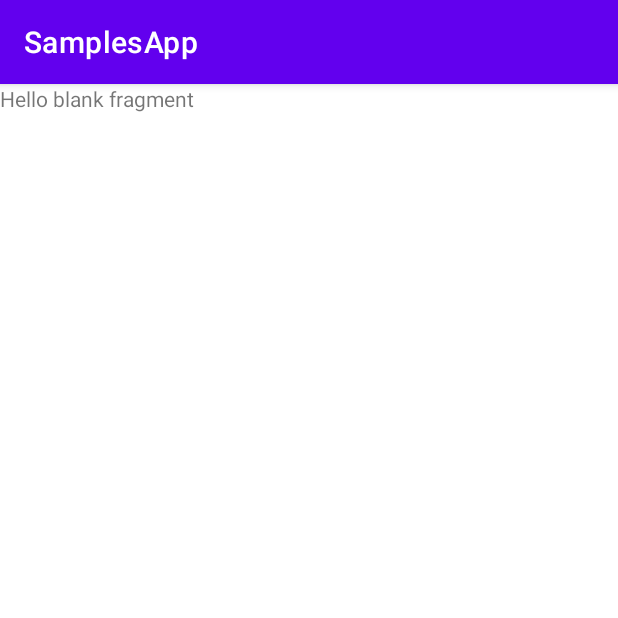
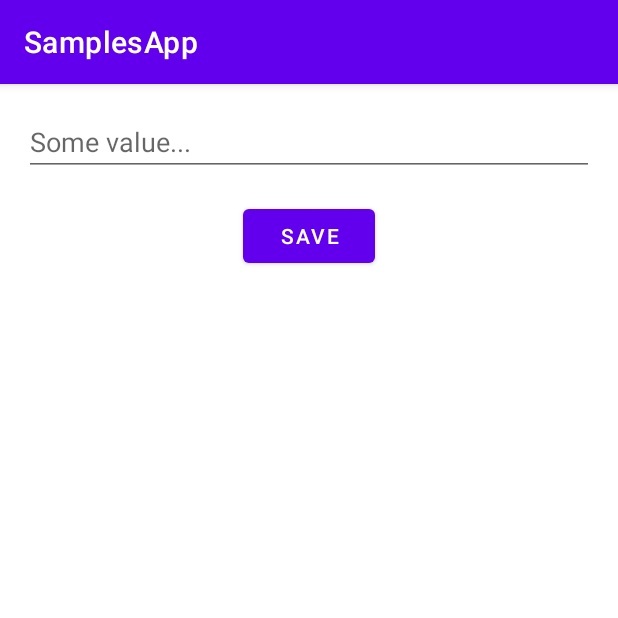
Before and after one commit to Pulimet/SamplesApp, an Android app: the DataStoreFragment screen opened through its navigation route, on a phone screen of 412 x 824 dp, the top half of it. Run offline under Robolectric (Android 15) with nearby library versions, the phone set to English and light mode, and no system bars; our stand-ins replace Room's generated code; libraries missing offline, so code that uses them is left out: androidx.datastore, androidx.datastore.preferences, net.alexandroid.utils; network calls fail; 5 statements that could not run were skipped.

Commit message:
DataStore usage example (DataStoreFragment.kt, DataStoreViewModel.kt)

```diff
--- a/app/src/main/java/net/alexandroid/samplesapp/ui/datastore/DataStoreFragment.kt
+++ b/app/src/main/java/net/alexandroid/samplesapp/ui/datastore/DataStoreFragment.kt
@@ -1,9 +1,35 @@
 package net.alexandroid.samplesapp.ui.datastore
 
+import android.os.Bundle
+import android.view.View
+import androidx.lifecycle.lifecycleScope
+import kotlinx.android.synthetic.main.fragment_data_store.*
+import kotlinx.coroutines.flow.collect
+import kotlinx.coroutines.launch
 import net.alexandroid.samplesapp.R
 import net.alexandroid.samplesapp.utils.BaseFragment
+import org.koin.androidx.viewmodel.ext.android.viewModel
 
-class DataStoreFragment : BaseFragment(R.layout.fragment_data_store) {
+class DataStoreFragment : BaseFragment(R.layout.fragment_data_store), View.OnClickListener {
 
+    private val viewModel: DataStoreViewModel by viewModel()
 
+    override fun onViewCreated(view: View, savedInstanceState: Bundle?) {
+        super.onViewCreated(view, savedInstanceState)
+
+        lifecycleScope.launch {
+            viewModel.userPreferencesFlow.collect {
+                tvResult.text = it
+            }
+        }
+
+        btnSave.setOnClickListener(this)
+    }
+
+    // View.OnClickListener
+    override fun onClick(v: View?) {
+        when (v) {
+            btnSave -> viewModel.onBtnSaveClick(etText.text.toString())
+        }
+    }
 }
--- a/app/src/main/res/layout/fragment_data_store.xml
+++ b/app/src/main/res/layout/fragment_data_store.xml
@@ -1,14 +1,40 @@
 <?xml version="1.0" encoding="utf-8"?>
-<FrameLayout xmlns:android="http://schemas.android.com/apk/res/android"
+<androidx.constraintlayout.widget.ConstraintLayout xmlns:android="http://schemas.android.com/apk/res/android"
+    xmlns:app="http://schemas.android.com/apk/res-auto"
     xmlns:tools="http://schemas.android.com/tools"
     android:layout_width="match_parent"
     android:layout_height="match_parent"
     tools:context=".ui.datastore.DataStoreFragment">
 
-    <!-- TODO: Update blank fragment layout -->
+
+    <EditText
+        android:id="@+id/etText"
+        android:layout_width="0dp"
+        android:layout_height="wrap_content"
+        android:layout_margin="16dp"
+        android:hint="@string/some_value"
+        android:inputType="text"
+        app:layout_constraintEnd_toEndOf="parent"
+        app:layout_constraintStart_toStartOf="parent"
+        app:layout_constraintTop_toTopOf="parent" />
+
+    <Button
+        android:id="@+id/btnSave"
+        android:layout_width="wrap_content"
+        android:layout_height="wrap_content"
+        android:layout_marginTop="16dp"
+        android:text="@string/save"
+        app:layout_constraintEnd_toEndOf="parent"
+        app:layout_constraintStart_toStartOf="parent"
+        app:layout_constraintTop_toBottomOf="@+id/etText" />
+
     <TextView
-        android:layout_width="match_parent"
-        android:layout_height="match_parent"
-        android:text="@string/hello_blank_fragment" />
+        android:id="@+id/tvResult"
+        android:layout_width="wrap_content"
+        android:layout_height="wrap_content"
+        android:layout_marginTop="16dp"
+        app:layout_constraintEnd_toEndOf="parent"
+        app:layout_constraintStart_toStartOf="parent"
+        app:layout_constraintTop_toBottomOf="@+id/btnSave" />
 
-</FrameLayout>
+</androidx.constraintlayout.widget.ConstraintLayout>
--- a/app/src/main/res/values/strings.xml
+++ b/app/src/main/res/values/strings.xml
@@ -3,4 +3,7 @@
     <!-- TODO: Remove or change this placeholder text -->
     <string name="hello_blank_fragment">Hello blank fragment</string>
     <string name="datastore">DataStore</string>
+    <string name="some_value">Some value...</string>
+    <string name="save">Save</string>
+    <string name="load">Load</string>
 </resources>
```
Also changed, not shown: app/src/main/java/net/alexandroid/samplesapp/di/AppModule.kt (+8 -0 lines), app/src/main/java/net/alexandroid/samplesapp/ui/datastore/DataStoreViewModel.kt (added, +41 -0 lines).
